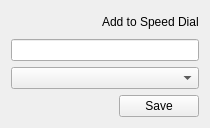
Before: the Qt Designer form src/lib/bookmarks/bookmarkswidget.ui in QupZilla/qupzilla, drawn with Qt 5.
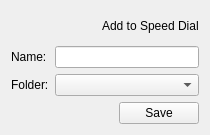
After: the same form once the commit is applied. Custom widgets are drawn as their Qt base class.

Commit message: Added Name/Folder labels back to BookmarksWidget.

What changed in the file:
```diff
--- a/src/lib/bookmarks/bookmarkswidget.ui
+++ b/src/lib/bookmarks/bookmarkswidget.ui
@@ -7,14 +7,14 @@
     <x>0</x>
     <y>0</y>
     <width>210</width>
-    <height>128</height>
+    <height>135</height>
    </rect>
   </property>
   <property name="windowTitle">
    <string/>
   </property>
-  <layout class="QVBoxLayout" name="verticalLayout">
-   <item>
+  <layout class="QGridLayout" name="gridLayout">
+   <item row="0" column="0" colspan="2">
     <layout class="QHBoxLayout" name="horizontalLayout_2">
      <item>
       <spacer name="horizontalSpacer_2">
@@ -44,10 +44,10 @@
      </item>
     </layout>
    </item>
-   <item>
+   <item row="1" column="1">
     <widget class="QLineEdit" name="name"/>
    </item>
-   <item>
+   <item row="2" column="1">
     <widget class="QComboBox" name="folder">
      <property name="sizePolicy">
       <sizepolicy hsizetype="Expanding" vsizetype="Fixed">
@@ -57,7 +57,7 @@
      </property>
     </widget>
    </item>
-   <item>
+   <item row="3" column="0" colspan="2">
     <layout class="QHBoxLayout" name="horizontalLayout">
      <item>
       <spacer name="horizontalSpacer">
@@ -87,6 +87,20 @@
      </item>
     </layout>
    </item>
+   <item row="1" column="0">
+    <widget class="QLabel" name="label">
+     <property name="text">
+      <string>Name:</string>
+     </property>
+    </widget>
+   </item>
+   <item row="2" column="0">
+    <widget class="QLabel" name="label_2">
+     <property name="text">
+      <string>Folder:</string>
+     </property>
+    </widget>
+   </item>
   </layout>
  </widget>
  <customwidgets>
```
